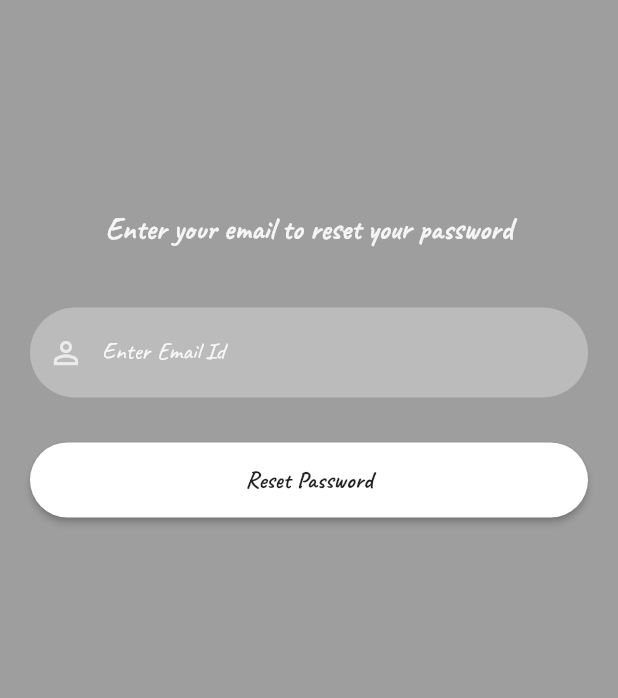
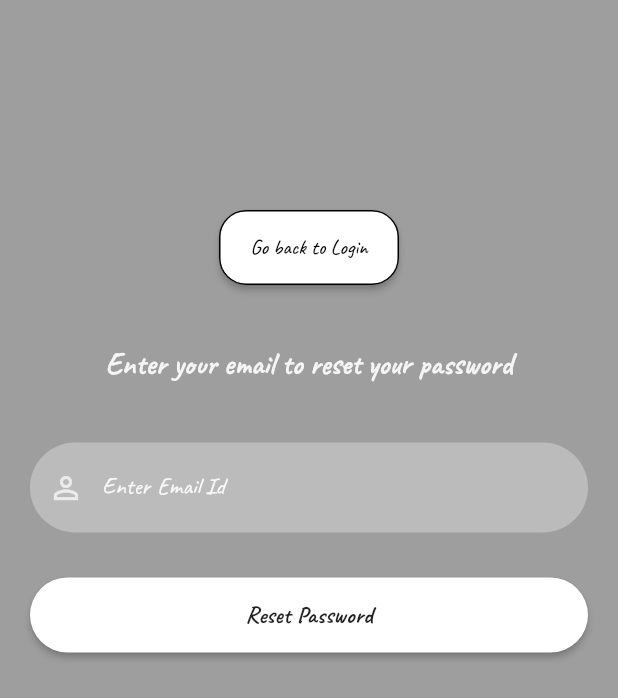
Before and after one commit to minjijeong2000/Sweet_Home_app, a Flutter app: the screen it shows after launch, after a tap on "Forgot Password?", on a phone screen of 412 x 824 dp. Shown: the top 698 px of the screen. Run offline on Flutter 3.47's test engine with Material 2 defaults, Android fonts, the phone set to English and light mode, and no system bars; our stand-ins replace firebase_auth, firebase_core, firebase_database, flutter_fortune_wheel, google_fonts, rxdart; missing offline and left inert: day_night_time_picker, day_picker; accounts and stored records are empty.

Commit message:
Update reset password page

```diff
--- a/lib/ResetPassword.dart
+++ b/lib/ResetPassword.dart
@@ -1,5 +1,6 @@
 import 'package:firebase_auth/firebase_auth.dart';
 import 'package:flutter/material.dart';
+import 'package:flutter_app_demo/main.dart';
 import 'package:google_fonts/google_fonts.dart';
 import 'package:flutter_app_demo/Reusuable_widget.dart';
 
@@ -28,6 +29,33 @@ class _ResetPasswordState extends State<ResetPassword> {
                 child: Column(
                   children: <Widget>[
                     Container(
+                        margin: const EdgeInsets.only(top:20, bottom: 20),
+                        width: 120,
+                        height: 50,
+                        child: ElevatedButton(
+                          style: ButtonStyle(
+                              shape: MaterialStateProperty.all<RoundedRectangleBorder>(
+                                  RoundedRectangleBorder(
+                                      borderRadius: BorderRadius.circular(18.0),
+                                      side: BorderSide(color: Colors.black)
+                                  )
+                              ),
+                              backgroundColor: MaterialStatePropertyAll<Color>(Colors.white)
+                          ),
+                          onPressed: () {
+                            Navigator.push(
+                              context,
+                              MaterialPageRoute(builder: (context) => MyApp()),
+                            );
+                          },
+                          child:
+                          Text(
+                            'Go back to Login',
+                            style: GoogleFonts.caveat(color: Colors.black),
+                          ),
+                        )
+                    ),
+                    Container(
                       margin: const EdgeInsets.only(top:20, bottom: 20),
                       child: Text(
                         'Enter your email to reset your password',
@@ -49,7 +77,8 @@ class _ResetPasswordState extends State<ResetPassword> {
                     })
                   ],
                 ),
-              ))),
+              )
+          )),
     );
   }
 }
--- a/lib/main.dart
+++ b/lib/main.dart
@@ -207,7 +207,7 @@ class _MyHomePageState extends State<MyHomePage> {
                       ),
                       Expanded(
                         child: Container(
-                          margin: const EdgeInsets.only(top: 20, bottom: 30),
+                          margin: const EdgeInsets.only(top: 10, bottom: 20),
                           width: 200,
                           child: ElevatedButton(
                             style: ButtonStyle(
```
Also changed, not shown: 2 other files.
